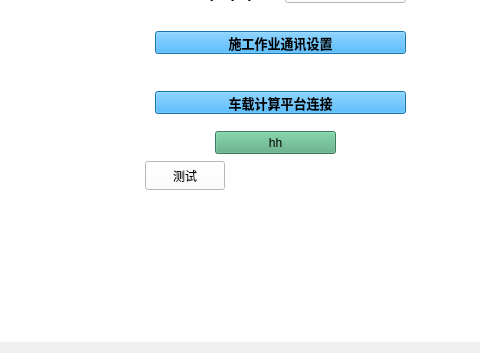
Before: the Qt Designer form ros_ur_gui/mainwindow.ui in xiaojietaotao/testGit, drawn with Qt 5; both pictures show x 116 to 596 and y 127 to 480 of the 800 by 480 pixel window.
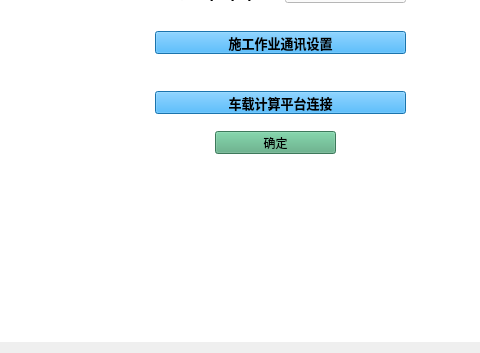
After: the same form once the commit is applied. Custom widgets are drawn as their Qt base class.

```diff
--- a/ros_ur_gui/mainwindow.ui
+++ b/ros_ur_gui/mainwindow.ui
@@ -3650,7 +3650,7 @@
          <string notr="true">background-color: rgb(85, 170, 127);</string>
         </property>
         <property name="text">
-         <string>hh</string>
+         <string>确定</string>
         </property>
        </widget>
        <widget class="QLabel" name="lbl_vertex_number_47">
@@ -3826,19 +3826,6 @@
          <set>Qt::AlignCenter</set>
         </property>
        </widget>
-       <widget class="QPushButton" name="pushButton">
-        <property name="geometry">
-         <rect>
-          <x>250</x>
-          <y>260</y>
-          <width>80</width>
-          <height>29</height>
-         </rect>
-        </property>
-        <property name="text">
-         <string>测试</string>
-        </property>
-       </widget>
        <zorder>pbt_scraper_more</zorder>
        <zorder>pBtn_delete_edge_15</zorder>
        <zorder>select_car</zorder>
```
Left out of the diff: 1 changed line with no effect on the pictures.
